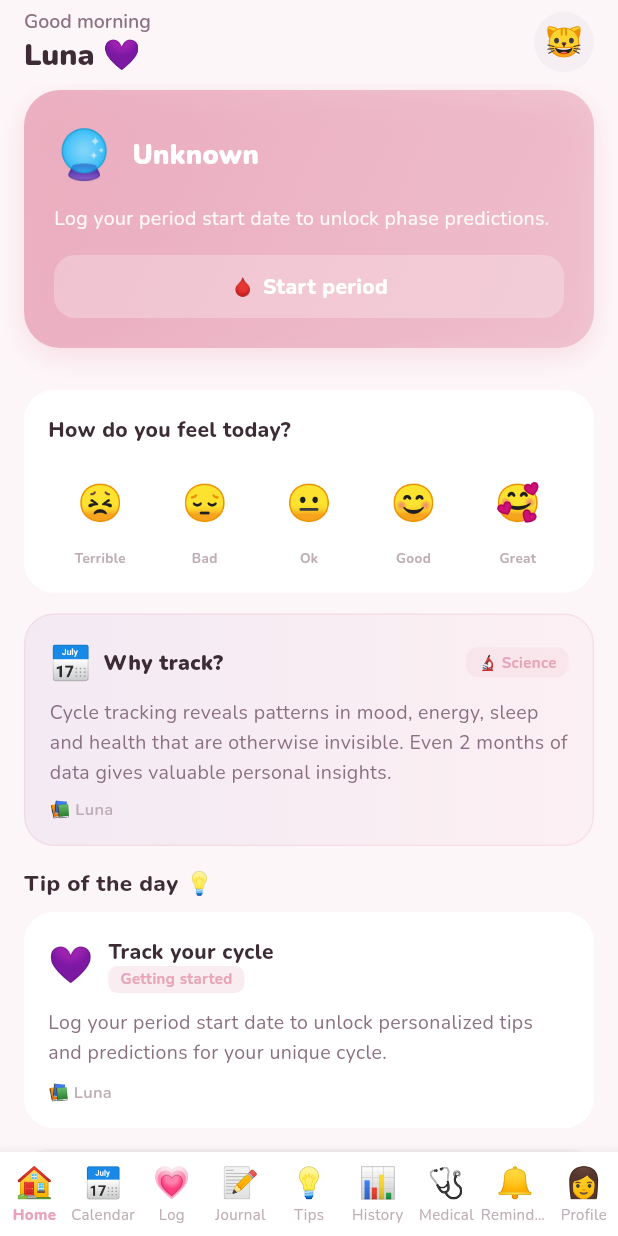
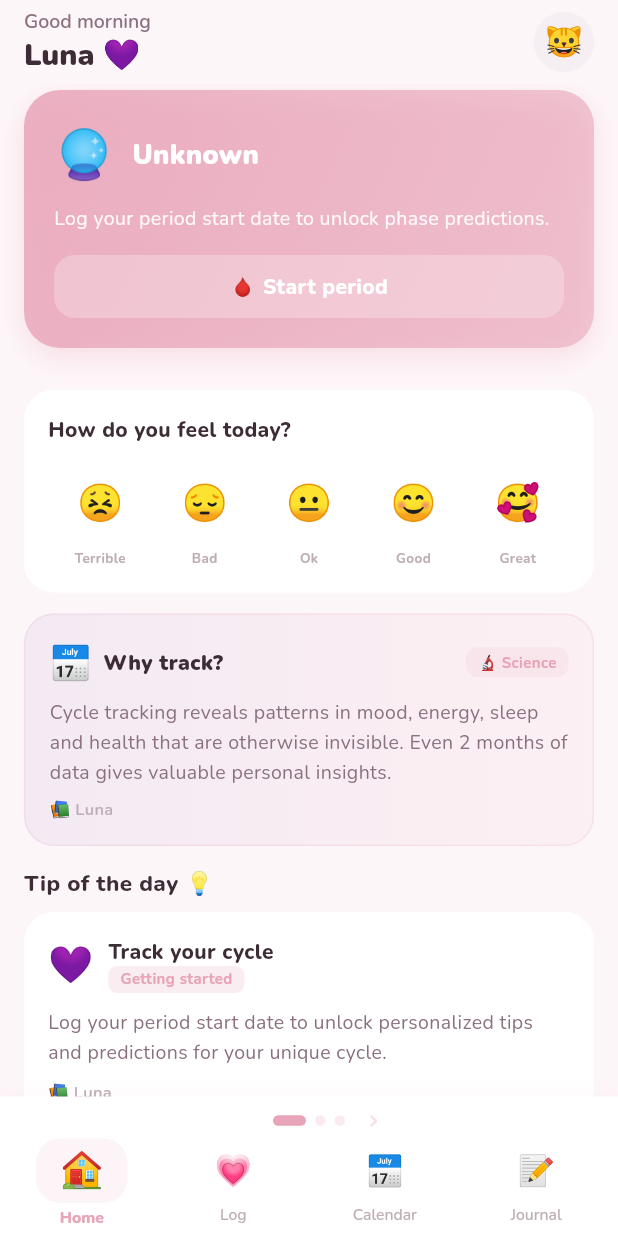
Before and after one commit to simabogdan1519-sketch/LunaApp, a Flutter app: the MainScaffold screen opened directly, on a phone screen of 412 x 824 dp. Run offline on Flutter 3.47's test engine with Material 3 defaults, Android fonts, the phone set to English and light mode, and no system bars; our stand-ins replace google_fonts, shared_preferences, sqflite, table_calendar; accounts and stored records are empty.

Commit message:
Add files via upload

```diff
--- a/lib/screens/main_scaffold.dart
+++ b/lib/screens/main_scaffold.dart
@@ -1,4 +1,5 @@
 import 'package:flutter/material.dart';
+import 'package:flutter/services.dart';
 import 'package:provider/provider.dart';
 import 'package:google_fonts/google_fonts.dart';
 import '../services/app_state.dart';
@@ -14,6 +15,12 @@ import 'reminders_screen.dart';
 import 'contra_screen.dart';
 import 'settings_screen.dart';
 
+class _TabDef {
+  final String emoji, label;
+  final Widget Function() build;
+  const _TabDef(this.emoji, this.label, this.build);
+}
+
 class MainScaffold extends StatefulWidget {
   const MainScaffold({super.key});
   @override
@@ -21,53 +28,205 @@ class MainScaffold extends StatefulWidget {
 }
 
 class _MainScaffoldState extends State<MainScaffold> {
-  int _idx = 0;
+  int _groupIdx = 0;
+  int _tabIdx   = 0;
+
+  late PageController _pageCtrl;
+
+  @override
+  void initState() {
+    super.initState();
+    _pageCtrl = PageController();
+  }
+
+  @override
+  void dispose() {
+    _pageCtrl.dispose();
+    super.dispose();
+  }
+
+  List<List<_TabDef>> _buildGroups(bool contra) => [
+    [
+      _TabDef('🏠', 'Home',     () => const HomeScreen()),
+      _TabDef('💗', 'Log',      () => const LogScreen()),
+      _TabDef('📅', 'Calendar', () => const CalendarScreen()),
+      _TabDef('📝', 'Journal',  () => const JournalScreen()),
+    ],
+    [
+      _TabDef('💡', 'Tips',      () => const TipsScreen()),
+      _TabDef('📊', 'History',   () => const HistoryScreen()),
+      _TabDef('🩺', 'Medical',   () => const MedicalScreen()),
+      _TabDef('🔔', 'Reminders', () => const RemindersScreen()),
+    ],
+    [
+      if (contra) _TabDef('💊', 'Contra',  () => const ContraScreen()),
+      _TabDef('👩', 'Profile',  () => const SettingsScreen()),
+    ],
+  ];
+
+  void _onNavTap(int tabInGroup) {
+    HapticFeedback.lightImpact();
+    setState(() => _tabIdx = tabInGroup);
+  }
+
+  void _onGroupChanged(int g) {
+    HapticFeedback.lightImpact();
+    setState(() { _groupIdx = g; _tabIdx = 0; });
+  }
+
+  void _jumpToGroup(int g) {
+    _pageCtrl.animateToPage(g, duration: const Duration(milliseconds: 320), curve: Curves.easeInOut);
+  }
 
   @override
   Widget build(BuildContext context) {
     final state = context.watch<AppState>();
-
-    final tabs = [
-      const HomeScreen(),
-      const CalendarScreen(),
-      const LogScreen(),
-      const JournalScreen(),
-      const TipsScreen(),
-      const HistoryScreen(),
-      const MedicalScreen(),
-      const RemindersScreen(),
-      if (state.contraEnabled) const ContraScreen(),
-      const SettingsScreen(),
-    ];
-
-    final navItems = [
-      const BottomNavigationBarItem(icon: Text('🏠', style: TextStyle(fontSize: 20)), label: 'Home'),
-      const BottomNavigationBarItem(icon: Text('📅', style: TextStyle(fontSize: 20)), label: 'Calendar'),
-      const BottomNavigationBarItem(icon: Text('💗', style: TextStyle(fontSize: 20)), label: 'Log'),
-      const BottomNavigationBarItem(icon: Text('📝', style: TextStyle(fontSize: 20)), label: 'Journal'),
-      const BottomNavigationBarItem(icon: Text('💡', style: TextStyle(fontSize: 20)), label: 'Tips'),
-      const BottomNavigationBarItem(icon: Text('📊', style: TextStyle(fontSize: 20)), label: 'History'),
-      const BottomNavigationBarItem(icon: Text('🩺', style: TextStyle(fontSize: 20)), label: 'Medical'),
-      const BottomNavigationBarItem(icon: Text('🔔', style: TextStyle(fontSize: 20)), label: 'Reminders'),
-      if (state.contraEnabled) const BottomNavigationBarItem(icon: Text('💊', style: TextStyle(fontSize: 20)), label: 'Contra'),
-      const BottomNavigationBarItem(icon: Text('👩', style: TextStyle(fontSize: 20)), label: 'Profile'),
-    ];
-
-    final safeIdx = _idx >= tabs.length ? 0 : _idx;
+    final groups = _buildGroups(state.contraEnabled).where((g) => g.isNotEmpty).toList();
+    final safeG = _groupIdx.clamp(0, groups.length - 1);
+    final group = groups[safeG];
+    final safeT = _tabIdx.clamp(0, group.length - 1);
 
     return Scaffold(
-      body: tabs[safeIdx],
-      bottomNavigationBar: BottomNavigationBar(
-        currentIndex: safeIdx,
-        onTap: (i) => setState(() => _idx = i),
-        type: BottomNavigationBarType.fixed,
-        backgroundColor: Colors.white,
-        selectedItemColor: LunaTheme.primary,
-        unselectedItemColor: LunaTheme.text3,
-        selectedLabelStyle: GoogleFonts.nunito(fontWeight: FontWeight.w800, fontSize: 10),
-        unselectedLabelStyle: GoogleFonts.nunito(fontSize: 10),
-        items: navItems,
+      body: PageView.builder(
+        controller: _pageCtrl,
+        onPageChanged: _onGroupChanged,
+        itemCount: groups.length,
+        physics: const BouncingScrollPhysics(),
+        itemBuilder: (_, gi) {
+          // Each page shows the currently selected tab for that group
+          final g = groups[gi];
+          final t = (gi == safeG ? safeT : 0).clamp(0, g.length - 1);
+          return AnimatedSwitcher(
+            duration: const Duration(milliseconds: 200),
+            child: KeyedSubtree(
+              key: ValueKey('$gi-$t'),
+              child: g[t].build(),
+            ),
+          );
+        },
+      ),
+      bottomNavigationBar: _LunaNavBar(
+        groups: groups,
+        currentGroup: safeG,
+        currentTab: safeT,
+        onTabTap: _onNavTap,
+        onDotTap: _jumpToGroup,
       ),
     );
   }
 }
+
+// ── Custom bottom nav ──────────────────────────────────────────────────────────
+class _LunaNavBar extends StatelessWidget {
+  final List<List<_TabDef>> groups;
+  final int currentGroup, currentTab;
+  final ValueChanged<int> onTabTap, onDotTap;
+  const _LunaNavBar({required this.groups, required this.currentGroup, required this.currentTab, required this.onTabTap, required this.onDotTap});
+
+  @override
+  Widget build(BuildContext context) {
+    final group = groups[currentGroup];
+    final bottomPad = MediaQuery.of(context).padding.bottom;
+
+    return Container(
+      decoration: BoxDecoration(
+        color: Colors.white,
+        boxShadow: [BoxShadow(color: LunaTheme.primary.withOpacity(.08), blurRadius: 12, offset: const Offset(0, -2))],
+      ),
+      child: Column(
+        mainAxisSize: MainAxisSize.min,
+        children: [
+
+          // ── Swipe dots ────────────────────────────────────────────────────────
+          Padding(
+            padding: const EdgeInsets.only(top: 8, bottom: 2),
+            child: Row(
+              mainAxisAlignment: MainAxisAlignment.center,
+              children: [
+                // Left group label hint
+                _SwipeHint(show: currentGroup > 0, direction: 'left'),
+                const SizedBox(width: 8),
+                ...groups.asMap().entries.map((e) {
+                  final active = e.key == currentGroup;
+                  return GestureDetector(
+                    onTap: () => onDotTap(e.key),
+                    child: AnimatedContainer(
+                      duration: const Duration(milliseconds: 300),
+                      curve: Curves.easeInOut,
+                      margin: const EdgeInsets.symmetric(horizontal: 3),
+                      width: active ? 22 : 7,
+                      height: 7,
+                      decoration: BoxDecoration(
+                        color: active ? LunaTheme.primary : LunaTheme.primary.withOpacity(.22),
+                        borderRadius: BorderRadius.circular(4),
+                      ),
+                    ),
+                  );
+                }),
+                const SizedBox(width: 8),
+                _SwipeHint(show: currentGroup < groups.length - 1, direction: 'right'),
+              ],
+            ),
+          ),
+
+          // ── Tab row ───────────────────────────────────────────────────────────
+          Padding(
+            padding: EdgeInsets.fromLTRB(4, 2, 4, bottomPad + 6),
+            child: Row(
+              children: group.asMap().entries.map((e) {
+                final active = e.key == currentTab;
+                return Expanded(
+                  child: GestureDetector(
+                    onTap: () => onTabTap(e.key),
+                    behavior: HitTestBehavior.opaque,
+                    child: Column(
+                      mainAxisSize: MainAxisSize.min,
+                      children: [
+                        AnimatedContainer(
+                          duration: const Duration(milliseconds: 220),
+                          padding: EdgeInsets.symmetric(horizontal: active ? 16 : 10, vertical: 5),
+                          decoration: BoxDecoration(
+                            color: active ? LunaTheme.primary.withOpacity(.12) : Colors.transparent,
+                            borderRadius: BorderRadius.circular(16),
+                          ),
+                          child: Text(e.value.emoji, style: TextStyle(fontSize: active ? 23 : 20)),
+                        ),
+                        const SizedBox(height: 2),
+                        AnimatedDefaultTextStyle(
+                          duration: const Duration(milliseconds: 200),
+                          style: GoogleFonts.nunito(
+                            fontSize: 10.5,
+                            fontWeight: active ? FontWeight.w800 : FontWeight.w500,
+                            color: active ? LunaTheme.primary : LunaTheme.text3,
+                          ),
+                          child: Text(e.value.label),
+                        ),
+                      ],
+                    ),
+                  ),
+                );
+              }).toList(),
+            ),
+          ),
+        ],
+      ),
+    );
+  }
+}
+
+// Tiny animated arrow hint showing swipe direction
+class _SwipeHint extends StatelessWidget {
+  final bool show;
+  final String direction;
+  const _SwipeHint({required this.show, required this.direction});
+  @override
+  Widget build(BuildContext context) => AnimatedOpacity(
+    duration: const Duration(milliseconds: 250),
+    opacity: show ? 0.35 : 0,
+    child: Icon(
+      direction == 'left' ? Icons.chevron_left_rounded : Icons.chevron_right_rounded,
+      color: LunaTheme.primary,
+      size: 16,
+    ),
+  );
+}
```
Also changed, not shown: icons/mipmap-hdpi/ic_launcher.png, icons/mipmap-hdpi/ic_launcher_round.png, icons/mipmap-mdpi/ic_launcher.png, icons/mipmap-mdpi/ic_launcher_round.png, icons/mipmap-xhdpi/ic_launcher.png, icons/mipmap-xhdpi/ic_launcher_round.png, icons/mipmap-xxhdpi/ic_launcher.png, icons/mipmap-xxhdpi/ic_launcher_round.png, icons/mipmap-xxxhdpi/ic_launcher.png, icons/mipmap-xxxhdpi/ic_launcher_round.png.
